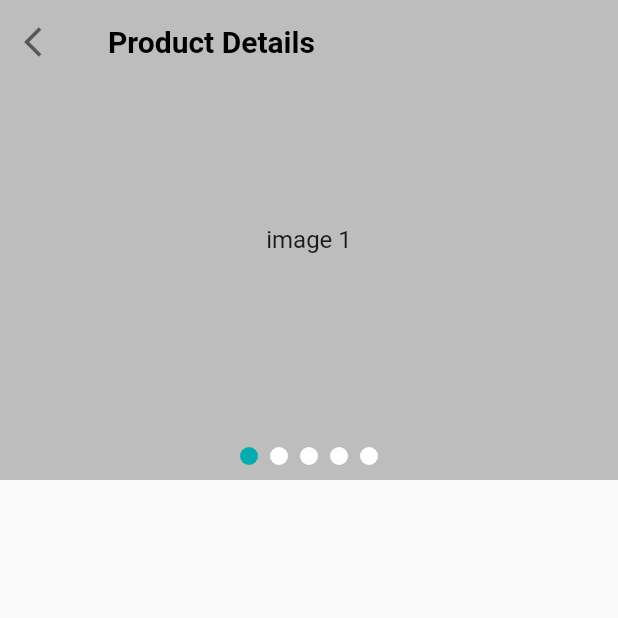
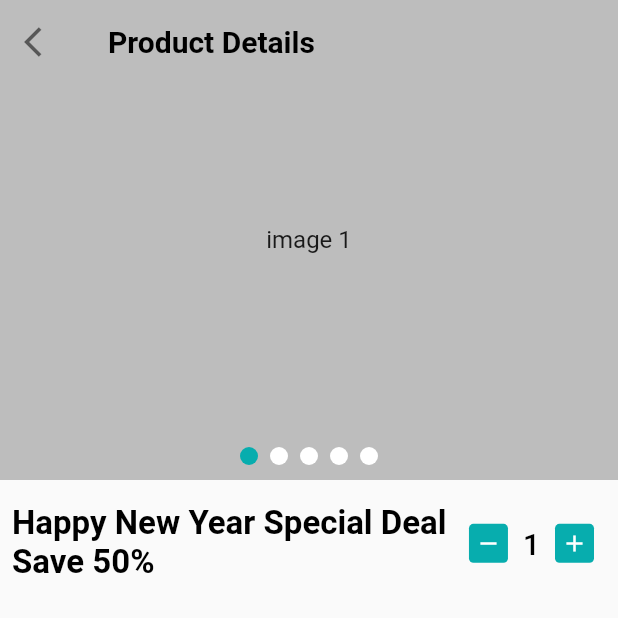
Before and after one commit to MDRifatkhan333/cruftybuy, a Flutter app: the screen it shows after launch, on a phone screen of 412 x 824 dp, the top half of it. Run offline on Flutter 3.47's test engine with Material 2 defaults, Android fonts, the phone set to English and light mode, and no system bars; drawn by our look-alikes of carousel_slider; our stand-ins replace flutter_svg, get, pin_code_fields.

Commit message:
Producr detail screen--custom stepper has been add

```diff
--- a/lib/presentation/ui/screen/product_detailsScreen.dart
+++ b/lib/presentation/ui/screen/product_detailsScreen.dart
@@ -2,6 +2,8 @@ import 'package:cruftybuy/presentation/ui/utlity/appcolor.dart';
 import 'package:cruftybuy/presentation/ui/widget/product_image_slider.dart';
 import 'package:flutter/material.dart';
 import 'package:carousel_slider/carousel_slider.dart';
+
+import '../widget/custom_stepper.dart';
 
 class ProductDetasilScreen extends StatefulWidget {
   const ProductDetasilScreen({super.key});
@@ -41,7 +43,33 @@ class _ProductDetasilScreenState extends State<ProductDetasilScreen> {
                 ),
               ),
             ],
-          )
+          ),
+          SizedBox(
+            height: MediaQuery.of(context).size.height * 0.01,
+          ),
+          Padding(
+            padding: const EdgeInsets.all(8.0),
+            child: Row(
+              children: [
+                Expanded(
+                  child: Text(
+                    'Happy New Year Special Deal Save 50% ',
+                    style: Theme.of(context).textTheme.titleLarge?.copyWith(
+                        color: Colors.black,
+                        fontWeight: FontWeight.bold,
+                        fontSize: 22),
+                  ),
+                ),
+                CustomStepper(
+                  lowerLimit: 1,
+                  upperLimit: 10,
+                  stepValue: 1,
+                  value: 1,
+                  onChange: (value) {},
+                ),
+              ],
+            ),
+          ),
         ],
       )),
     );
--- /dev/null
+++ b/lib/presentation/ui/widget/custom_stepper.dart
@@ -0,0 +1,90 @@
+import 'package:cruftybuy/presentation/ui/utlity/appcolor.dart';
+import 'package:flutter/material.dart';
+
+@immutable
+class CustomStepper extends StatefulWidget {
+  CustomStepper({
+    super.key,
+    required this.lowerLimit,
+    required this.upperLimit,
+    required this.stepValue,
+    required this.value,
+    required this.onChange,
+  });
+
+  final int lowerLimit;
+  final int upperLimit;
+  final int stepValue;
+  int value;
+  final Function(int) onChange;
+
+  @override
+  _CustomStepperState createState() => _CustomStepperState();
+}
+
+class _CustomStepperState extends State<CustomStepper> {
+  @override
+  Widget build(BuildContext context) {
+    return Container(
+      padding: const EdgeInsets.symmetric(horizontal: 8, vertical: 6),
+      decoration: BoxDecoration(borderRadius: BorderRadius.circular(50)),
+      child: Row(
+        mainAxisAlignment: MainAxisAlignment.center,
+        children: [
+          InkWell(
+            borderRadius: BorderRadius.circular(30),
+            child: Container(
+              padding: const EdgeInsets.all(4),
+              decoration: BoxDecoration(
+                  color: AppColors.primaryColor,
+                  borderRadius: BorderRadius.circular(3)),
+              child: const Icon(
+                Icons.remove,
+                color: Colors.white,
+                size: 18,
+              ),
+            ),
+            onTap: () {
+              widget.value = widget.value == widget.lowerLimit
+                  ? widget.lowerLimit
+                  : widget.value -= widget.stepValue;
+              widget.onChange(widget.value);
+              setState(() {});
+            },
+          ),
+          Padding(
+            padding: const EdgeInsets.symmetric(horizontal: 10),
+            child: Text(
+              '${widget.value}',
+              style: Theme.of(context).textTheme.titleLarge?.copyWith(
+                    color: Colors.black,
+                  ),
+              textAlign: TextAlign.center,
+            ),
+          ),
+          InkWell(
+            borderRadius: BorderRadius.circular(30),
+            child: Container(
+              padding: const EdgeInsets.all(4),
+              decoration: BoxDecoration(
+                  color: AppColors.primaryColor,
+                  borderRadius: BorderRadius.circular(3)),
+              child: const Icon(
+                Icons.add,
+                color: Colors.white,
+                size: 18,
+              ),
+            ),
+            onTap: () {
+              widget.value = widget.value == widget.upperLimit
+                  ? widget.upperLimit
+                  : widget.value += widget.stepValue;
+              widget.onChange(widget.value);
+              setState(() {});
+            },
+          ),
+        ],
+      ),
+    );
+  }
+}
```
